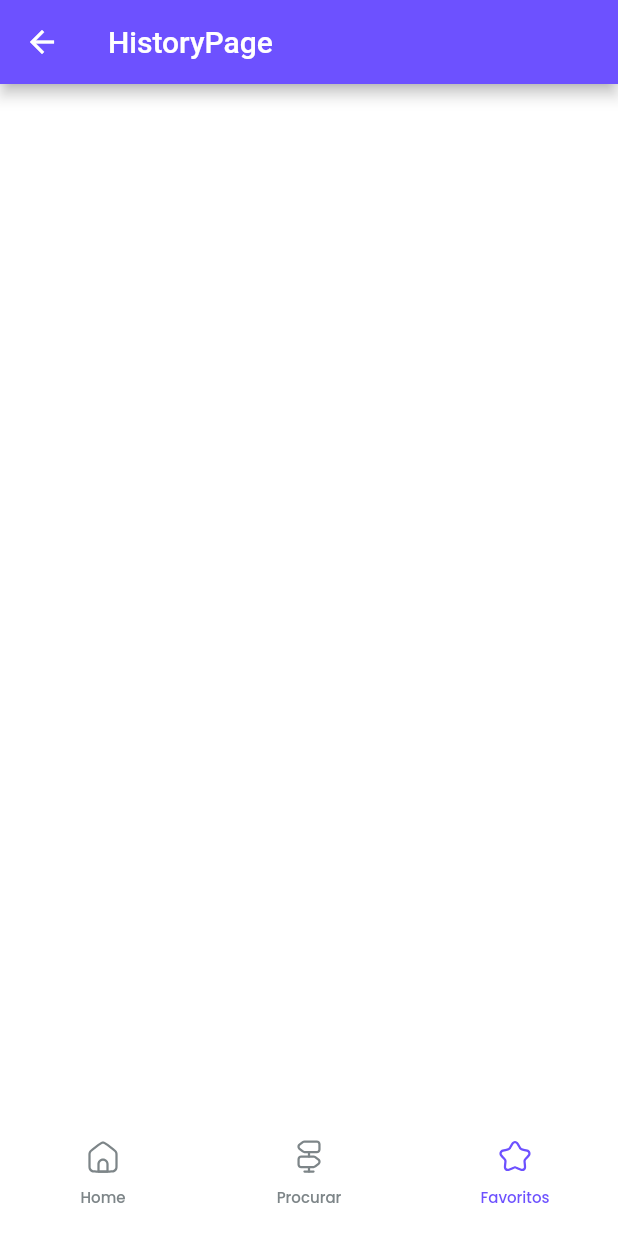
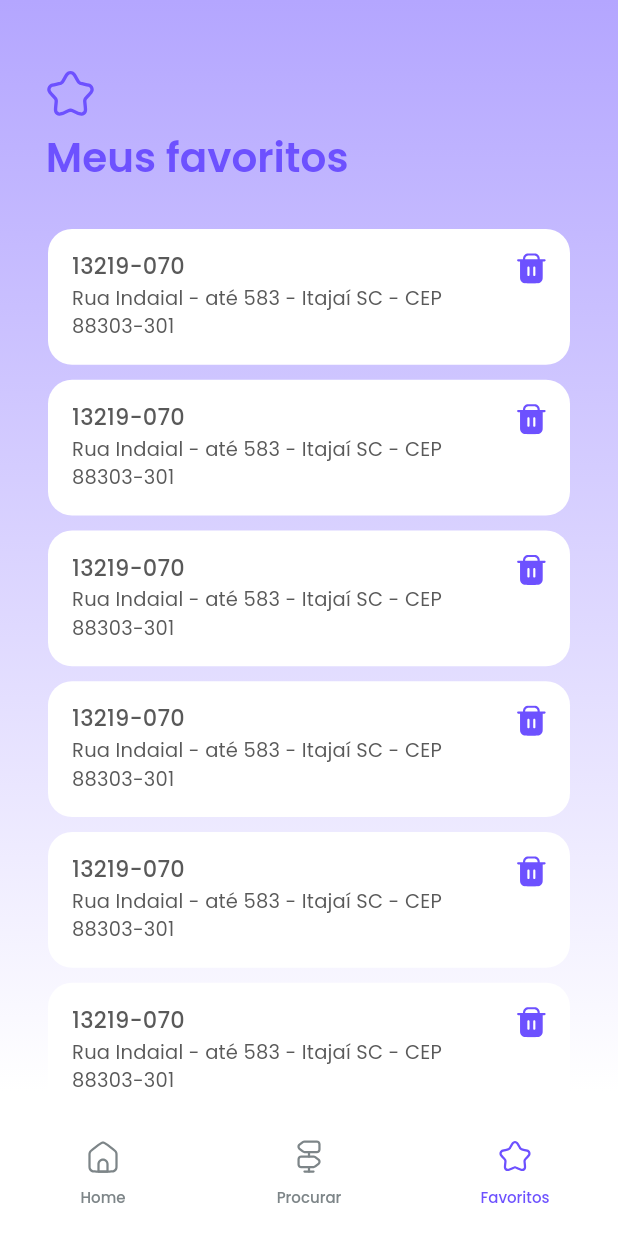
Before and after one commit to danieldcastro/cep, a Flutter app: the HistoryPage screen opened by its route, on a phone screen of 412 x 824 dp. Run offline on Flutter 3.47's test engine with Material 2 defaults, Android fonts, the phone set to English and light mode, and no system bars; our stand-ins replace auto_size_text, flutter_svg, get, mask_text_input_formatter.

Commit message:
💄 UI: Created History page layout and components

```diff
--- a/lib/presentation/pages/history/history_page.dart
+++ b/lib/presentation/pages/history/history_page.dart
@@ -3,18 +3,41 @@ import 'package:get/get.dart';
 
 import '../../global_widgets/global_bottom_menu_widget.dart';
 import 'controllers/history_controller.dart';
+import 'widgets/history_address_card_widget.dart';
+import 'widgets/history_background_widget.dart';
+import 'widgets/history_title_widget.dart';
 
 class HistoryPage extends GetView<HistoryController> {
   const HistoryPage({Key? key}) : super(key: key);
 
   @override
   Widget build(BuildContext context) {
-    return Scaffold(
-      bottomNavigationBar: const GlobalBottomMenuWidget(),
-      appBar: AppBar(
-        title: const Text('HistoryPage'),
+    return SafeArea(
+      child: Scaffold(
+        bottomNavigationBar: const GlobalBottomMenuWidget(),
+        body: Stack(
+          children: [
+            const HistoryBackgroundWidget(),
+            Column(
+              crossAxisAlignment: CrossAxisAlignment.start,
+              children: [
+                const HistoryTitleWidget(),
+                const SizedBox(height: 25),
+                Expanded(
+                  child: ListView.builder(
+                    padding: const EdgeInsets.symmetric(horizontal: 32),
+                    physics: const BouncingScrollPhysics(),
+                    itemCount: 10,
+                    itemBuilder: (_, index) {
+                      return const HistoryAddressCardWidget();
+                    },
+                  ),
+                ),
+              ],
+            ),
+          ],
+        ),
       ),
-      body: Container(),
     );
   }
 }
--- /dev/null
+++ b/lib/presentation/pages/history/widgets/history_address_card_widget.dart
@@ -0,0 +1,57 @@
+import 'package:flutter/material.dart';
+import 'package:flutter_svg/svg.dart';
+import 'package:get/get.dart';
+
+import '../../../../core/util/helpers/icon_paths.dart';
+import '../../../theme/app_colors.dart';
+
+class HistoryAddressCardWidget extends StatelessWidget {
+  const HistoryAddressCardWidget({
+    Key? key,
+  }) : super(key: key);
+
+  @override
+  Widget build(BuildContext context) {
+    return Card(
+      shape: OutlineInputBorder(
+          borderSide: BorderSide.none, borderRadius: BorderRadius.circular(16)),
+      elevation: 0,
+      margin: const EdgeInsets.symmetric(vertical: 5),
+      child: Padding(
+        padding: const EdgeInsets.all(16),
+        child: Column(children: [
+          Row(
+            crossAxisAlignment: CrossAxisAlignment.start,
+            mainAxisAlignment: MainAxisAlignment.spaceBetween,
+            children: [
+              Text(
+                '13219-070',
+                style: Get.textTheme.bodyText1?.copyWith(
+                  fontWeight: FontWeight.w500,
+                  height: 1.3,
+                  color: AppColors().fifthNormalGreyColor,
+                ),
+              ),
+              GestureDetector(
+                onTap: () {},
+                child: SvgPicture.asset(
+                  IconPaths.TRASH,
+                  color: Get.theme.primaryColor,
+                  width: 19.5,
+                  height: 20.5,
+                ),
+              )
+            ],
+          ),
+          Text(
+            'Rua Indaial - até 583 - Itajaí SC - CEP 88303-301',
+            style: Get.textTheme.subtitle2?.copyWith(
+              height: 1.5,
+              color: AppColors().fifthNormalGreyColor,
+            ),
+          ),
+        ]),
+      ),
+    );
+  }
+}
--- /dev/null
+++ b/lib/presentation/pages/history/widgets/history_background_widget.dart
@@ -0,0 +1,24 @@
+import 'package:flutter/material.dart';
+
+import '../../../theme/app_colors.dart';
+
+class HistoryBackgroundWidget extends StatelessWidget {
+  const HistoryBackgroundWidget({
+    Key? key,
+  }) : super(key: key);
+
+  @override
+  Widget build(BuildContext context) {
+    return Container(
+      decoration: BoxDecoration(
+          gradient: LinearGradient(
+        begin: Alignment.topCenter,
+        end: Alignment.bottomCenter,
+        colors: [
+          AppColors().secondLightPurpleColor,
+          AppColors().normalWhiteColor,
+        ],
+      )),
+    );
+  }
+}
--- /dev/null
+++ b/lib/presentation/pages/history/widgets/history_title_widget.dart
@@ -0,0 +1,34 @@
+import 'package:flutter/material.dart';
+import 'package:flutter_svg/svg.dart';
+import 'package:get/get.dart';
+
+import '../../../../core/util/helpers/icon_paths.dart';
+
+class HistoryTitleWidget extends StatelessWidget {
+  const HistoryTitleWidget({
+    Key? key,
+  }) : super(key: key);
+
+  @override
+  Widget build(BuildContext context) {
+    return Padding(
+      padding: const EdgeInsets.only(top: 46.94, left: 30.56),
+      child: Column(
+        crossAxisAlignment: CrossAxisAlignment.start,
+        children: [
+          SvgPicture.asset(
+            IconPaths.STAR,
+            color: Get.theme.primaryColor,
+            width: 32.88,
+          ),
+          const SizedBox(height: 14.37),
+          Text(
+            'Meus favoritos',
+            style: Get.textTheme.headline5
+                ?.copyWith(color: Get.theme.primaryColor),
+          ),
+        ],
+      ),
+    );
+  }
+}
```
